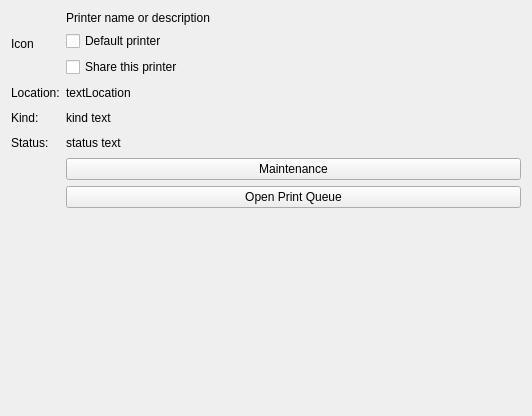
KDE/print-manager, file printer-manager-kcm/PrinterDescription.ui: the form before one commit.
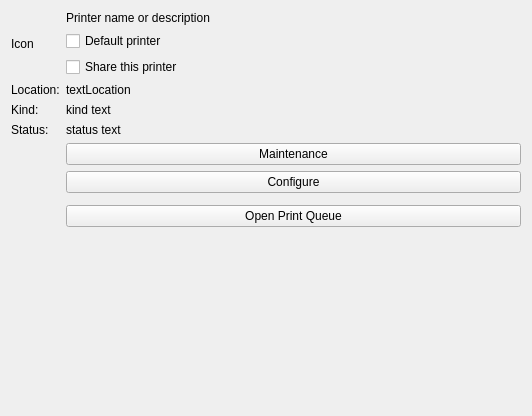
The form after the commit. Custom widgets are drawn as their Qt base class.

Commit message: Move Configure button to Printer Description so we have all actions that belong to a specific printer in one place

```diff
--- a/printer-manager-kcm/PrinterDescription.ui
+++ b/printer-manager-kcm/PrinterDescription.ui
@@ -138,6 +138,19 @@
      <item row="4" column="1">
       <layout class="QGridLayout" name="gridLayout_3">
        <item row="1" column="0">
+        <widget class="QPushButton" name="configurePB">
+         <property name="sizePolicy">
+          <sizepolicy hsizetype="Minimum" vsizetype="Fixed">
+           <horstretch>0</horstretch>
+           <verstretch>0</verstretch>
+          </sizepolicy>
+         </property>
+         <property name="text">
+          <string>Configure</string>
+         </property>
+        </widget>
+       </item>
+       <item row="3" column="0">
         <widget class="QPushButton" name="openQueuePB">
          <property name="sizePolicy">
           <sizepolicy hsizetype="Minimum" vsizetype="Fixed">
@@ -163,6 +176,9 @@
          </property>
         </widget>
        </item>
+       <item row="2" column="0">
+        <widget class="KSeparator" name="kseparator"/>
+       </item>
       </layout>
      </item>
     </layout>
@@ -201,6 +217,11 @@
   </action>
  </widget>
  <customwidgets>
+  <customwidget>
+   <class>KSeparator</class>
+   <extends>QFrame</extends>
+   <header>kseparator.h</header>
+  </customwidget>
   <customwidget>
    <class>KPushButton</class>
    <extends>QPushButton</extends>
```
The commit also changes 5 other files.
